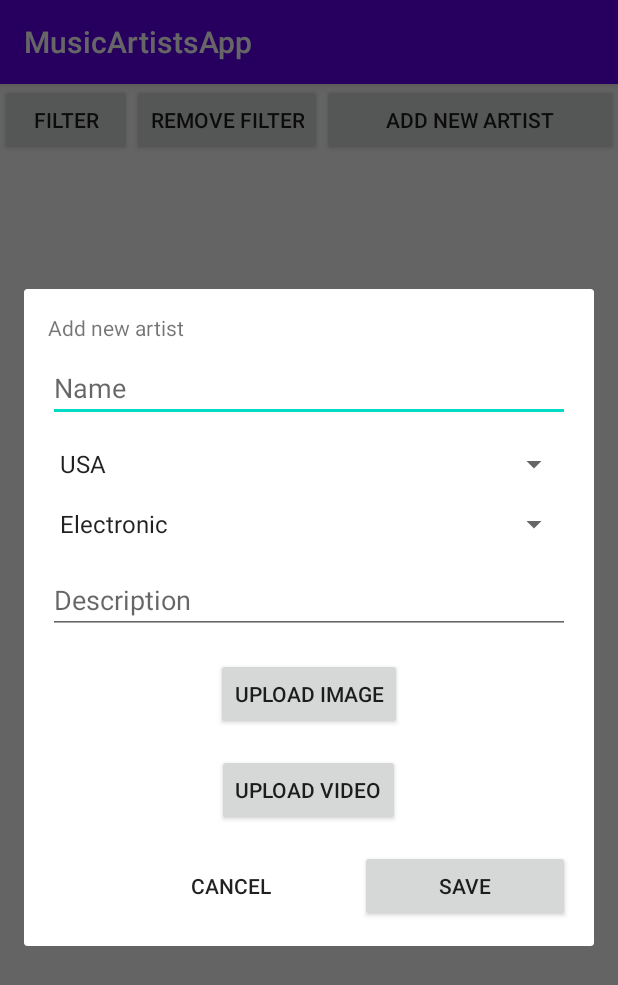
After one commit to eTimokhov/MusicArtistsApp, an Android app: the fragment AddArtistFragment placed in its activity, on a phone screen of 412 x 824 dp. The commit adds this screen. Shown: the top 985 px of the screen. Run offline under Robolectric (Android 15) with nearby library versions, the phone set to English and light mode, and no system bars; our stand-ins replace Firebase (no records; nobody signed in at launch, a user with empty details on screens opened directly).

Commit message:
images, videos, select dataset

```diff
--- a/app/build.gradle
+++ b/app/build.gradle
@@ -47,6 +47,7 @@ dependencies {
 
     implementation 'com.google.firebase:firebase-firestore:21.4.3'
     implementation 'com.google.firebase:firebase-core:17.4.1'
+    implementation 'com.google.firebase:firebase-storage:19.1.1'
     implementation 'com.firebaseui:firebase-ui-firestore:6.2.0'
 
     implementation 'com.github.bumptech.glide:glide:4.11.0'
--- /dev/null
+++ b/app/src/main/java/com/example/musicartistsapp/AddArtistFragment.java
@@ -0,0 +1,241 @@
+package com.example.musicartistsapp;
+
+import android.widget.Toast;
+import androidx.annotation.NonNull;
+import androidx.annotation.Nullable;
+import androidx.fragment.app.DialogFragment;
+
+import android.app.Activity;
+import android.content.Context;
+import android.content.Intent;
+import android.net.Uri;
+import android.os.Bundle;
+import android.view.LayoutInflater;
+import android.view.View;
+import android.view.ViewGroup;
+
+import com.example.musicartistsapp.databinding.AddArtistFragmentBinding;
+import com.google.android.gms.tasks.Continuation;
+import com.google.android.gms.tasks.OnCompleteListener;
+import com.google.android.gms.tasks.Task;
+import com.google.firebase.storage.FirebaseStorage;
+import com.google.firebase.storage.StorageReference;
+import com.google.firebase.storage.UploadTask;
+
+import java.util.Arrays;
+
+public class AddArtistFragment extends DialogFragment implements View.OnClickListener {
+    public static final String TAG = "AddArtistFragment";
+    private static final int REQUEST_CODE_VIDEO = 2;
+
+    private AddArtistFragmentBinding addArtistFragmentBinding;
+
+    private static final String IMAGE_URI = "image_uri";
+    private static final String VIDEO_URI = "video_uri";
+
+    private static final int REQUEST_CODE_IMAGE = 1;
+
+    private String imageUri;
+    private String videoUri;
+
+    private StorageReference storageReference;
+
+    interface AddArtistListener {
+        void onAddArtist(ArtistModel artistModel);
+    }
+
+    private AddArtistListener addArtistListener;
+
+    @Nullable
+    @Override
+    public View onCreateView(@NonNull LayoutInflater inflater,
+                             @Nullable ViewGroup container,
+                             @Nullable Bundle savedInstanceState) {
+        addArtistFragmentBinding = AddArtistFragmentBinding.inflate(inflater, container, false);
+
+        addArtistFragmentBinding.addArtistSave.setOnClickListener(this);
+        addArtistFragmentBinding.addArtistCancel.setOnClickListener(this);
+        addArtistFragmentBinding.buttonImage.setOnClickListener(this);
+        addArtistFragmentBinding.buttonVideo.setOnClickListener(this);
+
+        storageReference = FirebaseStorage.getInstance().getReference();
+
+        return addArtistFragmentBinding.getRoot();
+    }
+
+    @Override
+    public void onDestroyView() {
+        super.onDestroyView();
+        addArtistFragmentBinding = null;
+        imageUri = null;
+        videoUri = null;
+    }
+
+    @Override
+    public void onAttach(Context context) {
+        super.onAttach(context);
+
+        if (context instanceof AddArtistListener) {
+            addArtistListener = (AddArtistListener) context;
+        }
+    }
+
+    @Override
+    public void onResume() {
+        super.onResume();
+        //TODO: why do i need this?
+        getDialog().getWindow().setLayout(
+                ViewGroup.LayoutParams.MATCH_PARENT,
+                ViewGroup.LayoutParams.WRAP_CONTENT);
+
+    }
+
+    private void onSubmitClicked() {
+        ArtistModel artist = new ArtistModel();
+        try {
+            artist.setName(addArtistFragmentBinding.artistNameEdit.getText().toString());
+            artist.setDescription(addArtistFragmentBinding.artistDescriptionEdit.getText().toString());
+            artist.setCountry((String) addArtistFragmentBinding.artistCountrySpinner.getSelectedItem());
+            artist.setGenres(Arrays.asList((String) addArtistFragmentBinding.artistGenreSpinner.getSelectedItem()));
+
+            artist.setImagePath(imageUri);
+            artist.setVideoPath(videoUri);
+        } catch (Exception e) {
+            dismiss();
+        }
+
+        if (addArtistListener != null) {
+            addArtistListener.onAddArtist(artist);
+        }
+
+        dismiss();
+    }
+
+    private void onCancelClicked() {
+        dismiss();
+    }
+
+    private void onSelectImage() {
+        Intent intent = new Intent(Intent.ACTION_OPEN_DOCUMENT);
+        intent.setType("image/*");
+        startActivityForResult(intent, REQUEST_CODE_IMAGE);
+    }
+
+    private void onSelectVideo() {
+        Intent intent = new Intent(Intent.ACTION_OPEN_DOCUMENT);
+        intent.setType("video/*");
+        startActivityForResult(intent, REQUEST_CODE_VIDEO);
+    }
+
+    @Override
+    public void onActivityResult(int requestCode, int resultCode, @Nullable Intent data) {
+        super.onActivityResult(requestCode, resultCode, data);
+
+        switch (requestCode) {
+            case REQUEST_CODE_IMAGE:
+                if (resultCode == Activity.RESULT_OK) {
+                    Uri imageLocalUri = data.getData();
+                    if (imageLocalUri != null) {
+                        uploadImageFromFileUri(imageLocalUri);
+                    }
+                }
+                break;
+            case REQUEST_CODE_VIDEO:
+                if (resultCode == Activity.RESULT_OK) {
+                    Uri videoLocalUri = data.getData();
+                    if (videoLocalUri != null) {
+                        uploadVideoFromFileUri(videoLocalUri);
+                    }
+                }
+                break;
+            default:
+                //TODO: delete this debug output
+                Toast.makeText(getActivity(), "Result code: -1", Toast.LENGTH_LONG).show();
+        }
+    }
+
+    private void uploadImageFromFileUri(Uri localUri) {
+        final StorageReference ref = storageReference.child(localUri.getLastPathSegment());
+        UploadTask uploadTask = ref.putFile(localUri);
+
+        uploadTask.continueWithTask(new Continuation<UploadTask.TaskSnapshot, Task<Uri>>() {
+            @Override
+            public Task<Uri> then(@NonNull Task<UploadTask.TaskSnapshot> task) throws Exception {
+                if (!task.isSuccessful()) {
+                    Toast.makeText(getActivity(), "Error when uploading image", Toast.LENGTH_LONG).show();
+                }
+                return ref.getDownloadUrl();
+            }
+        }).addOnCompleteListener(new OnCompleteListener<Uri>() {
+            //TODO: rewrite with ternary
+            @Override
+            public void onComplete(@NonNull Task<Uri> task) {
+                if (task.isSuccessful()) {
+                    Uri downloadUri = task.getResult();
+                    imageUri = downloadUri.toString();
+                } else {
+                    imageUri = null;
+                }
+            }
+        });
+    }
+
+    private void uploadVideoFromFileUri(Uri localUri) {
+        final StorageReference ref = storageReference.child(localUri.getLastPathSegment());
+        UploadTask uploadTask = ref.putFile(localUri);
+
+        uploadTask.continueWithTask(new Continuation<UploadTask.TaskSnapshot, Task<Uri>>() {
+            @Override
+            public Task<Uri> then(@NonNull Task<UploadTask.TaskSnapshot> task) throws Exception {
+                if (!task.isSuccessful()) {
+                    Toast.makeText(getActivity(), "Error when uploading video", Toast.LENGTH_LONG).show();
+                }
+                return ref.getDownloadUrl();
+            }
+        }).addOnCompleteListener(new OnCompleteListener<Uri>() {
+            //TODO: rewrite with ternary
+            @Override
+            public void onComplete(@NonNull Task<Uri> task) {
+                if (task.isSuccessful()) {
+                    Uri downloadUri = task.getResult();
+                    videoUri = downloadUri.toString();
+                } else {
+                    videoUri = null;
+                }
+            }
+        });
+    }
+
+    @Override
+    public void onClick(View v) {
+        switch (v.getId()) {
+            case R.id.add_artist_save:
+                onSubmitClicked();
+                break;
+            case R.id.add_artist_cancel:
+                onCancelClicked();
+                break;
+            case R.id.button_image:
+                onSelectImage();
+                break;
+            case R.id.button_video:
+                onSelectVideo();
+                break;
+        }
+    }
+
+//    @Override
+//    public void updateBackground(int id) {
+//        mBinding.newPizzaDialog.setBackgroundColor(getResources().getColor(id, null));
+//    }
+//
+//    @Override
+//    public void updateFontSize(int size) {
+//
+//    }
+//
+//    @Override
+//    public void updateFontFamily(String family) {
+//
+//    }
+}
--- /dev/null
+++ b/app/src/main/java/com/example/musicartistsapp/AppDataset.java
@@ -0,0 +1,26 @@
+package com.example.musicartistsapp;
+
+public class AppDataset {
+    private static AppDataset instance = null;
+
+    private String dataset;
+
+    private AppDataset() {
+    }
+
+
+    public static AppDataset getInstance() {
+        if (instance == null) {
+            instance = new AppDataset();
+        }
+        return instance;
+    }
+
+    public String getDataset() {
+        return dataset;
+    }
+
+    public void setDataset(String dataset) {
+        this.dataset = dataset;
+    }
+}
--- a/app/src/main/res/layout/activity_main.xml
+++ b/app/src/main/res/layout/activity_main.xml
@@ -27,6 +27,13 @@
                     android:layout_width="wrap_content"
                     android:layout_height="wrap_content"
                     android:text="Remove filter" />
+
+            <Button
+                    android:id="@+id/button_add_artist"
+                    android:layout_width="wrap_content"
+                    android:layout_height="wrap_content"
+                    android:layout_weight="1"
+                    android:text="@string/add_new_artist" />
         </LinearLayout>
 
     </FrameLayout>
--- /dev/null
+++ b/app/src/main/res/layout/add_artist_fragment.xml
@@ -0,0 +1,102 @@
+<?xml version="1.0" encoding="utf-8"?>
+<LinearLayout xmlns:android="http://schemas.android.com/apk/res/android"
+        android:id="@+id/newPizzaDialog"
+        android:layout_width="match_parent"
+        android:layout_height="wrap_content"
+        android:orientation="vertical"
+        android:padding="16dp">
+
+    <TextView
+            android:layout_width="wrap_content"
+            android:layout_height="wrap_content"
+            android:layout_marginBottom="8dp"
+            android:text="@string/add_new_artist" />
+
+    <EditText
+            android:id="@+id/artist_name_edit"
+            android:layout_width="match_parent"
+            android:layout_height="wrap_content"
+            android:layout_marginBottom="16dp"
+            android:hint="@string/name"
+            android:importantForAutofill="no"
+            android:inputType="text" />
+
+    <Spinner
+            android:id="@+id/artist_country_spinner"
+            android:layout_width="match_parent"
+            android:layout_height="wrap_content"
+            android:layout_marginBottom="16dp"
+            android:entries="@array/countries" />
+
+    <Spinner
+            android:id="@+id/artist_genre_spinner"
+            android:layout_width="match_parent"
+            android:layout_height="wrap_content"
+            android:layout_marginBottom="16dp"
+            android:entries="@array/genres" />
+
+    <EditText
+            android:id="@+id/artist_description_edit"
+            android:layout_width="match_parent"
+            android:layout_height="wrap_content"
+            android:layout_gravity="center_horizontal"
+            android:layout_marginBottom="16dp"
+            android:hint="@string/description"
+            android:importantForAutofill="no"
+            android:inputType="text" />
+
+    <LinearLayout
+            android:id="@+id/layout_media"
+            android:layout_width="match_parent"
+            android:layout_height="wrap_content"
+            android:orientation="vertical">
+
+        <Button
+                android:id="@+id/button_image"
+                android:layout_width="wrap_content"
+                android:layout_height="wrap_content"
+                android:layout_gravity="center"
+                android:layout_marginBottom="16dp"
+                android:text="@string/upload_image" />
+
+        <Button
+                android:id="@+id/button_video"
+                android:layout_width="wrap_content"
+                android:layout_height="wrap_content"
+                android:layout_gravity="center"
+                android:layout_marginBottom="16dp"
+                android:text="@string/upload_video" />
+
+    </LinearLayout>
+
+
+    <LinearLayout
+            android:layout_width="match_parent"
+            android:layout_height="wrap_content"
+            android:orientation="horizontal">
+
+        <View
+                android:layout_width="0dp"
+                android:layout_height="0dp"
+                android:layout_weight="1" />
+
+        <Button
+                android:id="@+id/add_artist_cancel"
+                style="@style/Base.Widget.AppCompat.Button.Borderless"
+                android:layout_width="wrap_content"
+                android:layout_height="wrap_content"
+                android:layout_weight="1"
+                android:layout_marginEnd="16dp"
+                android:text="@string/cancel"/>
+
+
+        <Button
+                android:id="@+id/add_artist_save"
+                android:layout_width="wrap_content"
+                android:layout_height="wrap_content"
+                android:layout_weight="1"
+                android:text="@string/save" />
+
+    </LinearLayout>
+
+</LinearLayout>
--- a/app/src/main/res/layout/filter_fragment.xml
+++ b/app/src/main/res/layout/filter_fragment.xml
@@ -23,7 +23,7 @@
                 android:layout_alignParentTop="true"
                 android:layout_marginTop="0dp"
                 android:layout_width="wrap_content"
-                android:entries="@array/countries"
+                android:entries="@array/countries_any"
         />
 
 
@@ -39,7 +39,7 @@
                 android:layout_height="50dp"
                 android:layout_centerVertical="true"
                 android:layout_width="wrap_content"
-                android:entries="@array/genres"
+                android:entries="@array/genres_any"
         />
 
     </RelativeLayout>
--- a/app/src/main/res/values/strings.xml
+++ b/app/src/main/res/values/strings.xml
@@ -5,18 +5,42 @@
     <string name="apply">Apply</string>
     <string name="filter">Filter</string>
     <string name="any">Any</string>
+    <string name="add_new_artist">Add new artist</string>
+    <string name="name">Name</string>
+    <string name="description">Description</string>
+    <string name="upload_image">Upload image</string>
+    <string name="save">Save</string>
+    <string name="upload_video">Upload video</string>
 
-    <string-array name="countries">
+    <string-array name="countries_any">
         <item>@string/any</item>
         <item>USA</item>
         <item>Australia</item>
         <item>England</item>
+        <item>Canada</item>
     </string-array>
 
-    <string-array name="genres">
+    <string-array name="countries">
+        <item>USA</item>
+        <item>Australia</item>
+        <item>England</item>
+        <item>Canada</item>
+    </string-array>
+
+    <string-array name="genres_any">
         <item>@string/any</item>
         <item>Electronic</item>
         <item>Hip-hop</item>
         <item>Pop</item>
+        <item>R&amp;B</item>
+        <item>Soul</item>
+    </string-array>
+
+    <string-array name="genres">
+        <item>Electronic</item>
+        <item>Hip-hop</item>
+        <item>Pop</item>
+        <item>R&amp;B</item>
+        <item>Soul</item>
     </string-array>
 </resources>
```
Also changed, not shown: app/src/main/java/com/example/musicartistsapp/ArtistDetailsActivity.java (+32 -3 lines), app/src/main/java/com/example/musicartistsapp/MainActivity.java (+43 -4 lines), app/src/main/res/layout/activity_artist_details.xml (+10 -0 lines).
